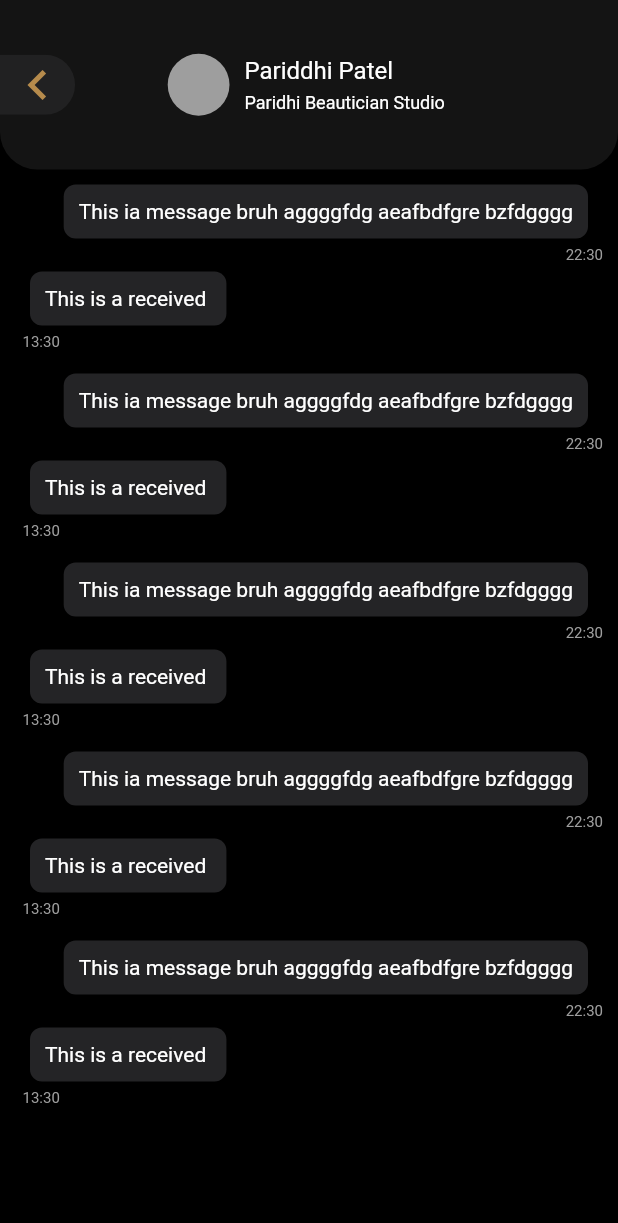
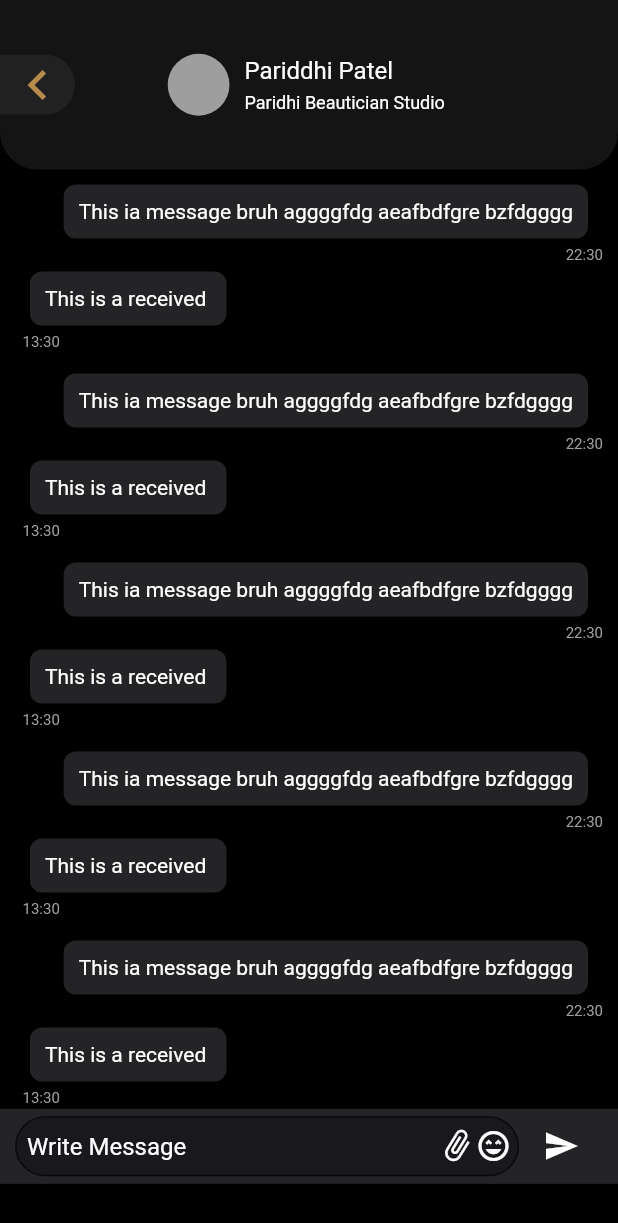
Before and after one commit to meetamin-19/ChatScreen, a Flutter app: the screen it shows after launch, on a phone screen of 412 x 824 dp. Shown: the top 1223 px of the screen. Run offline on Flutter 3.47's test engine with Material 2 defaults, Android fonts, the phone set to English and light mode, and no system bars.

Commit message:
ChatScreen textbox added

```diff
--- a/lib/chatmessagescreen.dart
+++ b/lib/chatmessagescreen.dart
@@ -9,9 +9,9 @@ class ChatMssgScreen extends StatefulWidget {
 
 class _ChatMssgScreenState extends State<ChatMssgScreen> {
   final _scrollerController = ScrollController();
-
   @override
   Widget build(BuildContext context) {
+    var orientIsPortrait =  MediaQuery.of(context).orientation == Orientation.portrait;
     return SafeArea(
         child: Scaffold(
             backgroundColor: Colors.black,
@@ -23,9 +23,9 @@ class _ChatMssgScreenState extends State<ChatMssgScreen> {
                   SliverAppBar(
                     backgroundColor: Colors.black,
                     pinned: true,
-                    collapsedHeight: 113,
+                    collapsedHeight:orientIsPortrait? 113 : 56,
                     flexibleSpace: Container(
-                      height: 113,
+                      height:orientIsPortrait? 113 : 56,
                       decoration: const BoxDecoration(
                           borderRadius: BorderRadius.only(
                               bottomRight: Radius.circular(25),
@@ -39,38 +39,52 @@ class _ChatMssgScreenState extends State<ChatMssgScreen> {
                             child: Container(
                                 width: 50,
                                 color: const Color(0xff212122),
-                                child: const Icon(
+                                child: Icon(
                                   Icons.chevron_left,
-                                  size: 40,
+                                  size:orientIsPortrait ? 40 :30,
                                   color: Color(0xffB68B4C),
                                 )),
                           ),
                           Expanded(
                               child: Padding(
                                 padding: EdgeInsets.only(
-                                left: MediaQuery.of(context).size.width * 0.15),
+                                    left:orientIsPortrait ? MediaQuery
+                                        .of(context)
+                                        .size
+                                        .width * 0.15: MediaQuery.of(context).size.width *.3)  ,
                                 child: Row(
                                   children: [
                                     Container(
                                       height:
-                                      MediaQuery.of(context).size.width * 0.1,
+                                          orientIsPortrait ?
+                                      MediaQuery
+                                          .of(context)
+                                          .size
+                                          .width * 0.1 : 40,
                                       width:
-                                      MediaQuery.of(context).size.width * 0.1,
-                                  decoration: BoxDecoration(
+                                          orientIsPortrait ?
+                                      MediaQuery
+                                          .of(context)
+                                          .size
+                                          .width * 0.1 : 40,
+                                      decoration: const BoxDecoration(
                                           color: Colors.grey,
                                           shape: BoxShape.circle),
                                     ),
-                                SizedBox(
+                                    const SizedBox(
                                       width: 10,
                                     ),
                                     Column(
-                                  mainAxisAlignment: MainAxisAlignment.center,
-                                  crossAxisAlignment: CrossAxisAlignment.start,
-                                  children: [
+                                      mainAxisAlignment: MainAxisAlignment
+                                          .center,
+                                      crossAxisAlignment: CrossAxisAlignment
+                                          .start,
+                                      children: const [
                                         Text(
                                           "Pariddhi Patel",
                                           style: TextStyle(
-                                          color: Colors.white, fontSize: 16),
+                                              color: Colors.white,
+                                              fontSize: 16),
                                         ),
                                         SizedBox(
                                           height: 5,
@@ -78,7 +92,8 @@ class _ChatMssgScreenState extends State<ChatMssgScreen> {
                                         Text(
                                           "Paridhi Beautician Studio",
                                           style: TextStyle(
-                                          color: Colors.white, fontSize: 12),
+                                              color: Colors.white,
+                                              fontSize: 12),
                                         ),
                                       ],
                                     ),
@@ -91,7 +106,10 @@ class _ChatMssgScreenState extends State<ChatMssgScreen> {
                   ),
                   SliverToBoxAdapter(
                     child: Container(
-                      height: MediaQuery.of(context).size.height * 0.76,
+                      height: orientIsPortrait? MediaQuery
+                          .of(context)
+                          .size
+                          .height * 0.76 : MediaQuery.of(context).size.height *0.655,
                       child: ListView.builder(
                         controller: _scrollerController,
                         shrinkWrap: true,
@@ -108,7 +126,53 @@ class _ChatMssgScreenState extends State<ChatMssgScreen> {
                       ),
                     ),
                   ),
-
+                  SliverToBoxAdapter(
+                    child: Container(
+                      padding:
+                      const EdgeInsets.symmetric(horizontal: 10, vertical: 5),
+                      color: Color(0xff242426),
+                      child: Row(
+                        children: [Expanded(flex: 6, child: Container(
+                          height: 40,
+                          width: MediaQuery.of(context).size.width * .6,
+                          child: TextField(
+                            style: TextStyle(color: Colors.white),
+                            cursorColor: Colors.white,
+                            cursorHeight: 20,
+                            decoration: InputDecoration(
+                              fillColor: Color(0xff19191D),
+                              filled: true,
+                              hintText: "Write Message",
+                              hintStyle: TextStyle(
+                                color: Colors.white
+                              ),
+                              contentPadding: EdgeInsets.all(8),
+                                border: OutlineInputBorder(
+                                  borderRadius: BorderRadius.circular(30)
+                                ),
+                              //   suffixIcon:
+                                suffixIcon:Container(
+                                  padding: EdgeInsets.only(right: 5),
+                                  width: 60,
+                                  child: Row(
+                                    mainAxisAlignment: MainAxisAlignment.end,
+                                    children: [
+                                      Transform.rotate(angle: -45,child: const Icon(Icons.attachment_outlined,color: Colors.white,)),
+                                      const Icon(Icons.sentiment_very_satisfied_outlined,color: Colors.white,)
+                                    ],
+                                  ),
+                                ),
+                            ),
+                          ),
+                        )),
+                          Expanded(flex: 1, child: const Padding(
+                            padding: EdgeInsets.symmetric(horizontal: 5),
+                            child: Icon(Icons.send,color: Colors.white,),
+                          ))
+                        ],
+                      ),
+                    ),
+                  )
                 ])));
   }
 
@@ -117,7 +181,7 @@ class _ChatMssgScreenState extends State<ChatMssgScreen> {
       child: Column(
         children: <Widget>[
           Container(
-            child: Text('This is a received ',
+            child: const Text('This is a received ',
                 style: TextStyle(color: Colors.white)),
             padding: EdgeInsets.all(10),
             decoration: BoxDecoration(
@@ -126,7 +190,7 @@ class _ChatMssgScreenState extends State<ChatMssgScreen> {
             margin: EdgeInsets.only(left: 10.0),
           ),
           Container(
-            child: Text(
+            child: const Text(
               "13:30",
               style: TextStyle(
                   color: Colors.grey,
@@ -138,7 +202,7 @@ class _ChatMssgScreenState extends State<ChatMssgScreen> {
         ],
         crossAxisAlignment: CrossAxisAlignment.start,
       ),
-      margin: EdgeInsets.only(bottom: 10.0),
+      margin: const EdgeInsets.only(bottom: 10.0),
     );
   }
 
@@ -153,7 +217,7 @@ class _ChatMssgScreenState extends State<ChatMssgScreen> {
                   color: Color(0xff242426),
                   borderRadius: BorderRadius.circular(8.0)),
               margin: EdgeInsets.only(right: 10.0),
-          child: Text(
+              child: const Text(
                 'This ia message bruh aggggfdg aeafbdfgre bzfdgggg',
                 style: TextStyle(color: Colors.white),
               ),
@@ -161,7 +225,7 @@ class _ChatMssgScreenState extends State<ChatMssgScreen> {
           ),
           Row(mainAxisAlignment: MainAxisAlignment.end, children: <Widget>[
             Container(
-          child: Text(
+              child: const Text(
                 "22:30",
                 style: TextStyle(
                     color: Colors.grey,
```
Lines whose indentation alone changed are shown as unchanged.
